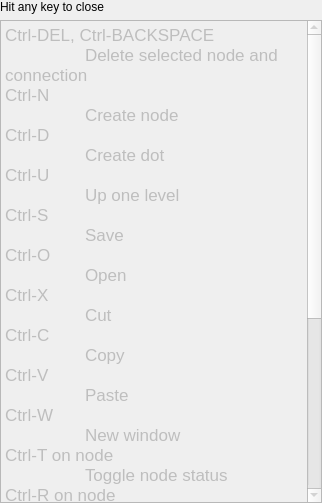
hohehohe2/timeKeeper, file help.ui: the form before one commit.
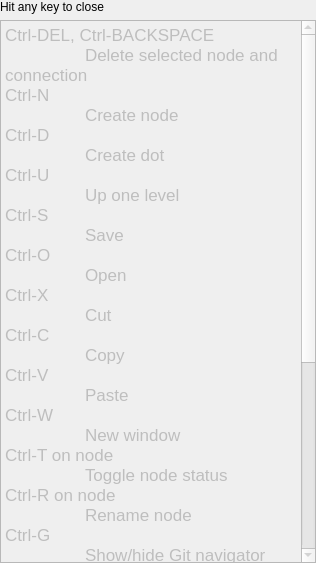
The form after the commit.

Commit message: ctrl-double click for go into the node in new window, invalid node for not existing node when browsing the git content

```diff
--- a/help.ui
+++ b/help.ui
@@ -9,8 +9,8 @@
    <rect>
     <x>0</x>
     <y>0</y>
-    <width>322</width>
-    <height>503</height>
+    <width>316</width>
+    <height>563</height>
    </rect>
   </property>
   <property name="windowTitle">
@@ -72,6 +72,9 @@
 &lt;p style=&quot; margin-top:0px; margin-bottom:0px; margin-left:0px; margin-right:0px; -qt-block-indent:0; text-indent:0px;&quot;&gt;Double click on node&lt;/p&gt;
 &lt;p style=&quot; margin-top:0px; margin-bottom:0px; margin-left:0px; margin-right:0px; -qt-block-indent:0; text-indent:0px;&quot;&gt;	Go into the node&lt;/p&gt;
 &lt;p style=&quot;-qt-paragraph-type:empty; margin-top:0px; margin-bottom:0px; margin-left:0px; margin-right:0px; -qt-block-indent:0; text-indent:0px;&quot;&gt;&lt;/p&gt;
+&lt;p style=&quot; margin-top:0px; margin-bottom:0px; margin-left:0px; margin-right:0px; -qt-block-indent:0; text-indent:0px;&quot;&gt;Ctrl-double click on node&lt;/p&gt;
+&lt;p style=&quot; margin-top:0px; margin-bottom:0px; margin-left:0px; margin-right:0px; -qt-block-indent:0; text-indent:0px;&quot;&gt;	Go into the node with new window&lt;/p&gt;
+&lt;p style=&quot;-qt-paragraph-type:empty; margin-top:0px; margin-bottom:0px; margin-left:0px; margin-right:0px; -qt-block-indent:0; text-indent:0px;&quot;&gt;&lt;/p&gt;
 &lt;p style=&quot; margin-top:0px; margin-bottom:0px; margin-left:0px; margin-right:0px; -qt-block-indent:0; text-indent:0px;&quot;&gt;C icon on a node indicates the node has a child&lt;/p&gt;&lt;/body&gt;&lt;/html&gt;</string>
      </property>
     </widget>
```
The commit also changes 2 other files.
